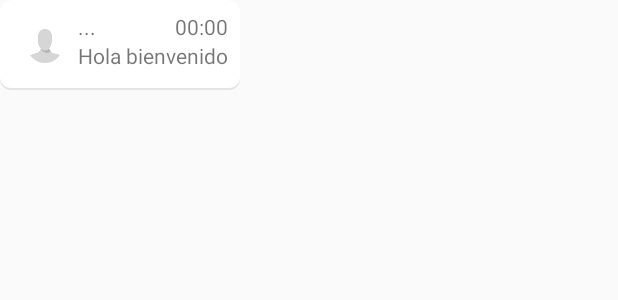
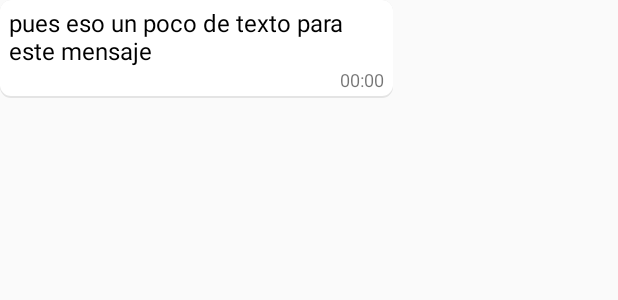
Before and after one commit to eduasinco/ComeAqui, an Android app: the layout card_view_mensajes.xml on its own in the app's theme, with its tools: preview values and no code run, on a phone screen of 412 x 824 dp. Shown: the top 300 px of the screen. Run offline under Robolectric (Android 15) with nearby library versions, the phone set to English and light mode, and no system bars; Roboto replaces fonts that are not available here.

Commit message:
messages style change

```diff
--- a/app/src/main/java/com/example/eduardorodriguez/comeaqui/chat/conversation/AdapterMensajes.java
+++ b/app/src/main/java/com/example/eduardorodriguez/comeaqui/chat/conversation/AdapterMensajes.java
@@ -50,7 +50,6 @@ public class AdapterMensajes extends RecyclerView.Adapter<AdapterMensajes.ViewHo
 
         holder.mItem = listMensaje.get(position);
         holder.messageView.setText(holder.mItem.message);
-        holder.username.setText(holder.mItem.sender.username);
         holder.dateView.setText(DateFragment.getDateForMessage(holder.mItem.createdAt));
         holder.datePopContainer.setVisibility(View.GONE);
         holder.wholeMessage.setPadding(0, 0, 0, 0);
@@ -88,7 +87,6 @@ public class AdapterMensajes extends RecyclerView.Adapter<AdapterMensajes.ViewHo
 
     public class ViewHolder extends RecyclerView.ViewHolder {
         public final View mView;
-        public final TextView username;
         public final TextView messageView;
         public final TextView dateView;
         public final TextView datePop;
@@ -102,7 +100,6 @@ public class AdapterMensajes extends RecyclerView.Adapter<AdapterMensajes.ViewHo
             super(view);
             mView = view;
             wholeMessage = view.findViewById(R.id.view);
-            username = view.findViewById(R.id.nombreMensaje);
             messageView = view.findViewById(R.id.mensajeMensaje);
             dateView = view.findViewById(R.id.horaMensaje);
             chattererImage = view.findViewById(R.id.fotoPerfilMensaje);
--- a/app/src/main/java/com/example/eduardorodriguez/comeaqui/utilities/DateFragment.java
+++ b/app/src/main/java/com/example/eduardorodriguez/comeaqui/utilities/DateFragment.java
@@ -75,7 +75,10 @@ public class DateFragment extends Fragment {
         DateFormat format = new SimpleDateFormat("yyyy-MM-dd'T'HH:mm:ss.SSSSSS'Z'", Locale.getDefault());
         try {
             Date date = format.parse(dateString);
-            return getDateTextString(date);
+            String pattern = "K:mm a";
+            DateFormat df = new SimpleDateFormat(pattern);
+            String dateTextString = df.format(date);
+            return dateTextString;
         } catch (ParseException e) {
             e.printStackTrace();
         }
@@ -136,7 +139,7 @@ public class DateFragment extends Fragment {
             long differenceToStartOrDay = now - startOfDay;
 
             if (differenceToStartOrDay >= differenceToDate) {
-                String pattern = "HH:mm:ss";
+                String pattern = "K:mm a";
                 DateFormat df = new SimpleDateFormat(pattern);
                 dateTextString = df.format(date);
             } else if (differenceToStartOrDay + TimeUnit.DAYS.toMillis(1) >= differenceToDate && differenceToDate > differenceToStartOrDay) {
--- a/app/src/main/res/layout/card_view_mensajes.xml
+++ b/app/src/main/res/layout/card_view_mensajes.xml
@@ -24,11 +24,12 @@
             android:layout_width="wrap_content"
             android:layout_height="wrap_content"
             cardview:layout_constraintEnd_toEndOf="parent" cardview:layout_constraintTop_toTopOf="parent"
-            cardview:layout_constraintBottom_toBottomOf="parent" android:padding="8dp" android:id="@+id/message_card">
+            cardview:layout_constraintBottom_toBottomOf="parent" android:id="@+id/message_card"
+            android:paddingBottom="4dp" android:paddingTop="4dp" android:paddingEnd="6dp" android:paddingStart="6dp">
         <LinearLayout
                 android:layout_width="wrap_content"
                 android:layout_height="wrap_content"
-                android:padding="10sp">
+                android:padding="10sp" android:visibility="gone">
             <de.hdodenhof.circleimageview.CircleImageView
                     android:id="@+id/fotoPerfilMensaje"
                     android:layout_width="24sp"
@@ -37,31 +38,22 @@
             />
         </LinearLayout>
         <LinearLayout
-                android:layout_width="match_parent"
+                android:layout_width="wrap_content"
                 android:layout_height="wrap_content"
-                android:orientation="vertical">
-            <LinearLayout
-                    android:layout_width="match_parent"
-                    android:layout_height="wrap_content">
-                <TextView
-                        android:id="@+id/nombreMensaje"
-                        android:layout_width="wrap_content"
-                        android:layout_height="wrap_content"
-                        android:text="..."
-                        android:layout_weight="1"/>
-                <TextView
-                        android:id="@+id/horaMensaje"
-                        android:layout_width="wrap_content"
-                        android:layout_height="wrap_content"
-                        android:text="00:00" android:layout_weight="0"/>
-            </LinearLayout>
+                android:orientation="vertical" android:gravity="right">
             <TextView
                     android:maxWidth="250dp"
                     android:visibility="visible"
                     android:id="@+id/mensajeMensaje"
                     android:layout_width="wrap_content"
                     android:layout_height="wrap_content"
-                    android:text="Hola bienvenido"/>
+                    android:text="pues eso un poco de texto para este mensaje"
+                    android:textColor="@android:color/black" android:textSize="16sp"/>
+            <TextView
+                    android:id="@+id/horaMensaje"
+                    android:layout_width="wrap_content"
+                    android:layout_height="wrap_content"
+                    android:text="00:00" android:textSize="12sp"/>
             <ImageView
                     android:id="@+id/mensajeFoto"
                     android:layout_width="wrap_content"
```
